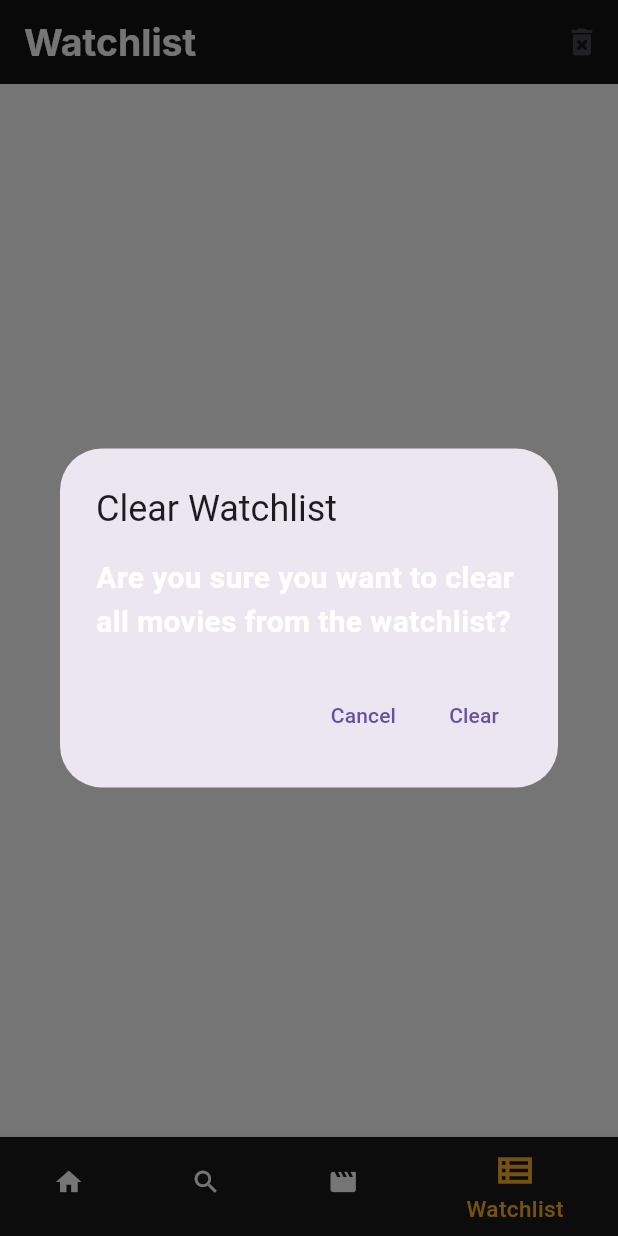
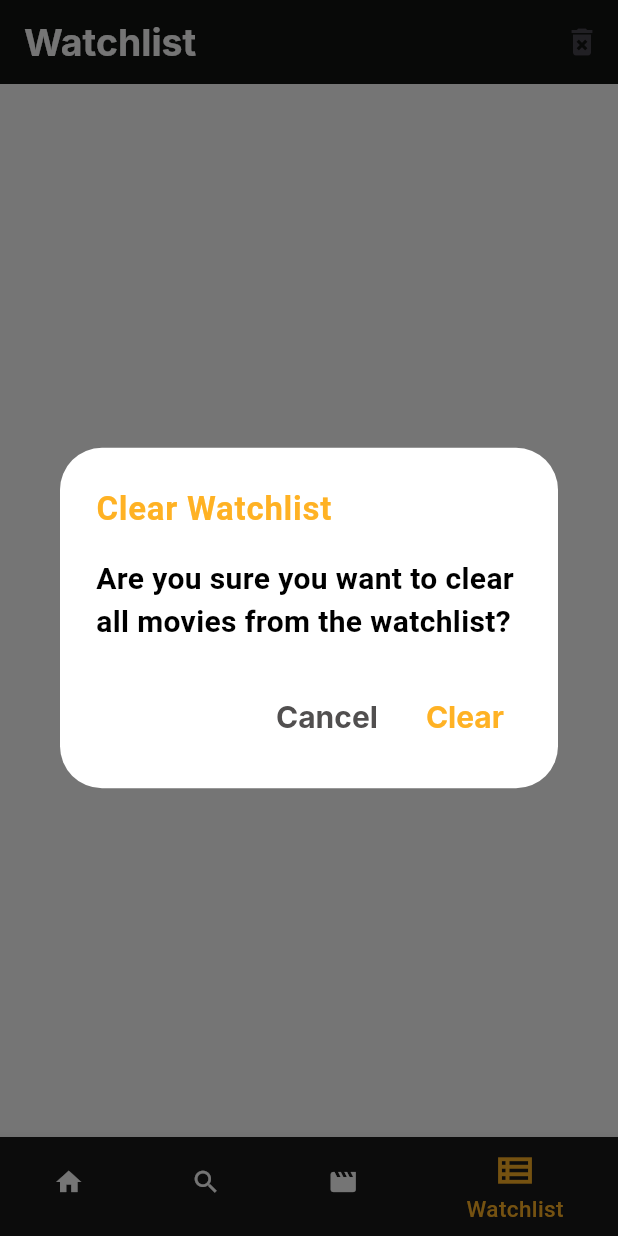
Before and after one commit to MayadaMansour/Movies_App, a Flutter app: the screen it shows after launch, item 4 of the bottom bar chosen, after a tap on the "delete forever" icon, on a phone screen of 412 x 824 dp. Run offline on Flutter 3.47's test engine with Material 3 defaults, Android fonts, the phone set to English and light mode, and no system bars; our stand-ins replace bloc, cached_network_image, carousel_slider, cloud_firestore, firebase_core, firebase_storage and 4 more; accounts and stored records are empty; network calls fail; Roboto replaces fonts that are missing (ElMessiri, Flat, Inter).

Commit message:
final edit.

```diff
--- a/lib/ui/movies_pages/watch_list/watch_list_screen/watch_list_screen.dart
+++ b/lib/ui/movies_pages/watch_list/watch_list_screen/watch_list_screen.dart
@@ -78,17 +78,35 @@ class WatchlistScreen extends StatelessWidget {
               bool? confirm = await showDialog<bool>(
                 context: context,
                 builder: (context) => AlertDialog(
-                  title: const Text('Clear Watchlist'),
-                  content: const Text(
-                      'Are you sure you want to clear all movies from the watchlist?'),
+                  backgroundColor: Colors.white,
+                  title: Text(
+                    'Clear Watchlist',
+                    style: Theme.of(context).textTheme.bodyLarge?.copyWith(
+                        fontWeight: FontWeight.bold,
+                        color: ColorResources.yellow),
+                  ),
+                  content: Text(
+                      'Are you sure you want to clear all movies from the watchlist?',
+                      style: Theme.of(context).textTheme.bodyMedium?.copyWith(
+                          fontWeight: FontWeight.bold, color: Colors.black)),
                   actions: [
                     TextButton(
                       onPressed: () => Navigator.of(context).pop(false),
-                      child: const Text('Cancel'),
+                      child: Text(
+                        'Cancel',
+                        style: Theme.of(context).textTheme.titleLarge?.copyWith(
+                            color: ColorResources.grey,
+                            fontWeight: FontWeight.bold),
+                      ),
                     ),
                     TextButton(
                       onPressed: () => Navigator.of(context).pop(true),
-                      child: const Text('Clear'),
+                      child: Text(
+                        'Clear',
+                        style: Theme.of(context).textTheme.titleLarge?.copyWith(
+                            color: ColorResources.yellow,
+                            fontWeight: FontWeight.bold),
+                      ),
                     ),
                   ],
                 ),
```
Also changed, not shown: lib/ui/movies_pages/browse/browse_category_item.dart (+5 -25 lines), lib/ui/movies_pages/browse/discover_movies/discover_movies_details_screen.dart (deleted, +0 -59 lines), lib/ui/movies_pages/browse/discover_movies/discover_movies_screen.dart (+79 -36 lines), lib/ui/movies_pages/browse/genres_movies/genres_movies_screen.dart (+8 -7 lines), assets/images/image.jpg (added).
